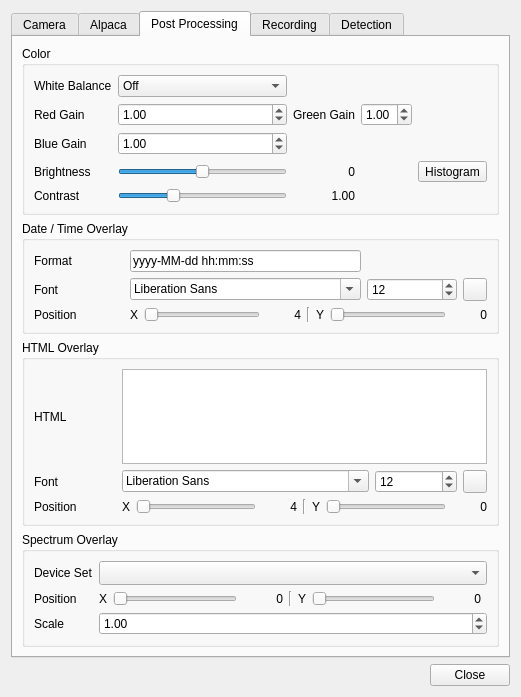
First picture: the form in plugins/feature/camera/camerasettingsdialog.ui, repository srcejon/sdrangel, before the edit.
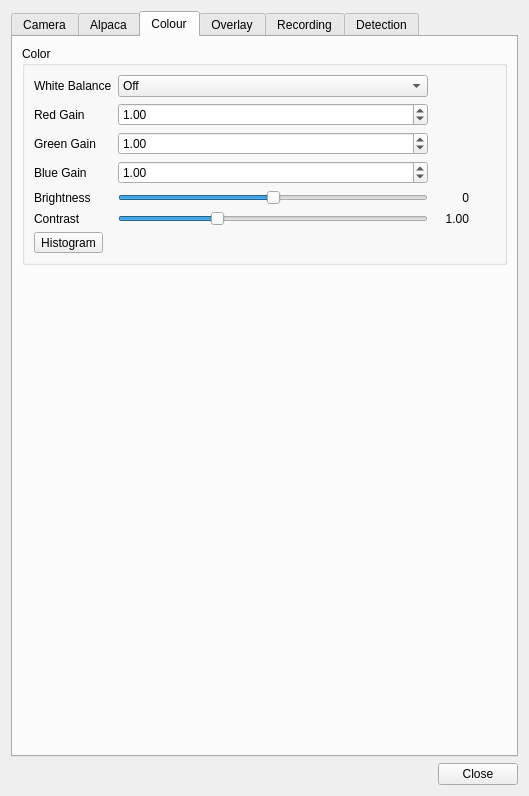
Second picture: the form after the edit. The open tabs and pages were chosen to show the change. Icons and pictures are not drawn.

Commit message: Add extra tab.

```diff
--- a/plugins/feature/camera/camerasettingsdialog.ui
+++ b/plugins/feature/camera/camerasettingsdialog.ui
@@ -6,8 +6,8 @@
    <rect>
     <x>0</x>
     <y>0</y>
-    <width>521</width>
-    <height>697</height>
+    <width>529</width>
+    <height>796</height>
    </rect>
   </property>
   <property name="windowTitle">
@@ -628,7 +628,7 @@
      </widget>
      <widget class="QWidget" name="postProcessingTab">
       <attribute name="title">
-       <string>Post Processing</string>
+       <string>Colour</string>
       </attribute>
       <layout class="QVBoxLayout" name="postProcessingTabLayout">
        <item>
@@ -637,6 +637,46 @@
           <string>Color</string>
          </property>
          <layout class="QGridLayout" name="gridLayout_6">
+          <item row="5" column="0">
+           <widget class="QLabel" name="contrastLabel">
+            <property name="text">
+             <string>Contrast</string>
+            </property>
+           </widget>
+          </item>
+          <item row="5" column="1">
+           <widget class="QSlider" name="contrastSlider">
+            <property name="toolTip">
+             <string>Contrast adjustment</string>
+            </property>
+            <property name="minimum">
+             <number>10</number>
+            </property>
+            <property name="maximum">
+             <number>300</number>
+            </property>
+            <property name="value">
+             <number>100</number>
+            </property>
+            <property name="orientation">
+             <enum>Qt::Orientation::Horizontal</enum>
+            </property>
+           </widget>
+          </item>
+          <item row="3" column="0">
+           <widget class="QLabel" name="postProcessWhiteBalanceBlueGainLabel">
+            <property name="text">
+             <string>Blue Gain</string>
+            </property>
+           </widget>
+          </item>
+          <item row="4" column="0">
+           <widget class="QLabel" name="brightnessLabel">
+            <property name="text">
+             <string>Brightness</string>
+            </property>
+           </widget>
+          </item>
           <item row="0" column="0">
            <widget class="QLabel" name="postProcessWhiteBalanceModeLabel">
             <property name="text">
@@ -644,28 +684,6 @@
             </property>
            </widget>
           </item>
-          <item row="0" column="1">
-           <widget class="QComboBox" name="postProcessWhiteBalanceModeCombo">
-            <property name="toolTip">
-             <string>Post-processing white balance mode</string>
-            </property>
-            <item>
-             <property name="text">
-              <string>Off</string>
-             </property>
-            </item>
-            <item>
-             <property name="text">
-              <string>Auto</string>
-             </property>
-            </item>
-            <item>
-             <property name="text">
-              <string>Manual</string>
-             </property>
-            </item>
-           </widget>
-          </item>
           <item row="1" column="0">
            <widget class="QLabel" name="postProcessWhiteBalanceRedGainLabel">
             <property name="text">
@@ -695,14 +713,55 @@
             </property>
            </widget>
           </item>
-          <item row="1" column="2">
-           <widget class="QLabel" name="postProcessWhiteBalanceGreenGainLabel">
+          <item row="4" column="1">
+           <widget class="QSlider" name="brightnessSlider">
+            <property name="toolTip">
+             <string>Brightness adjustment</string>
+            </property>
+            <property name="minimum">
+             <number>-100</number>
+            </property>
+            <property name="maximum">
+             <number>100</number>
+            </property>
+            <property name="value">
+             <number>0</number>
+            </property>
+            <property name="orientation">
+             <enum>Qt::Orientation::Horizontal</enum>
+            </property>
+           </widget>
+          </item>
+          <item row="4" column="3">
+           <widget class="QLabel" name="label_5">
+            <property name="minimumSize">
+             <size>
+              <width>20</width>
+              <height>0</height>
+             </size>
+            </property>
             <property name="text">
-             <string>Green Gain</string>
+             <string/>
             </property>
            </widget>
           </item>
-          <item row="1" column="3">
+          <item row="5" column="2">
+           <widget class="QLabel" name="contrastValue">
+            <property name="minimumSize">
+             <size>
+              <width>35</width>
+              <height>0</height>
+             </size>
+            </property>
+            <property name="text">
+             <string>1.00</string>
+            </property>
+            <property name="alignment">
+             <set>Qt::AlignmentFlag::AlignRight|Qt::AlignmentFlag::AlignTrailing|Qt::AlignmentFlag::AlignVCenter</set>
+            </property>
+           </widget>
+          </item>
+          <item row="2" column="1">
            <widget class="QDoubleSpinBox" name="postProcessWhiteBalanceGreenGainSpin">
             <property name="toolTip">
              <string>Manual white-balance green gain</string>
@@ -724,36 +783,29 @@
             </property>
            </widget>
           </item>
-          <item row="2" column="0">
-           <widget class="QLabel" name="postProcessWhiteBalanceBlueGainLabel">
-            <property name="text">
-             <string>Blue Gain</string>
-            </property>
-           </widget>
-          </item>
-          <item row="2" column="1">
-           <widget class="QDoubleSpinBox" name="postProcessWhiteBalanceBlueGainSpin">
+          <item row="0" column="1">
+           <widget class="QComboBox" name="postProcessWhiteBalanceModeCombo">
             <property name="toolTip">
              <string>Manual white-balance blue gain</string>
             </property>
-            <property name="decimals">
-             <number>2</number>
-            </property>
-            <property name="minimum">
-             <double>0.100000000000000</double>
-            </property>
-            <property name="maximum">
-             <double>8.000000000000000</double>
-            </property>
-            <property name="singleStep">
-             <double>0.050000000000000</double>
-            </property>
-            <property name="value">
-             <double>1.000000000000000</double>
-            </property>
+            <item>
+             <property name="text">
+              <string>Off</string>
+             </property>
+            </item>
+            <item>
+             <property name="text">
+              <string>Auto</string>
+             </property>
+            </item>
+            <item>
+             <property name="text">
+              <string>Manual</string>
+             </property>
+            </item>
            </widget>
           </item>
-          <item row="3" column="2">
+          <item row="4" column="2">
            <widget class="QLabel" name="brightnessValue">
             <property name="minimumSize">
              <size>
@@ -769,7 +821,36 @@
             </property>
            </widget>
           </item>
-          <item row="3" column="4">
+          <item row="2" column="0">
+           <widget class="QLabel" name="postProcessWhiteBalanceGreenGainLabel">
+            <property name="text">
+             <string>Green Gain</string>
+            </property>
+           </widget>
+          </item>
+          <item row="3" column="1">
+           <widget class="QDoubleSpinBox" name="postProcessWhiteBalanceBlueGainSpin">
+            <property name="toolTip">
+             <string>Manual white-balance blue gain</string>
+            </property>
+            <property name="decimals">
+             <number>2</number>
+            </property>
+            <property name="minimum">
+             <double>0.100000000000000</double>
+            </property>
+            <property name="maximum">
+             <double>8.000000000000000</double>
+            </property>
+            <property name="singleStep">
+             <double>0.050000000000000</double>
+            </property>
+            <property name="value">
+             <double>1.000000000000000</double>
+            </property>
+           </widget>
+          </item>
+          <item row="6" column="0">
            <widget class="QToolButton" name="histogramButton">
             <property name="toolTip">
              <string>Show histogram</string>
@@ -779,90 +860,29 @@
             </property>
            </widget>
           </item>
-          <item row="4" column="1">
-           <widget class="QSlider" name="contrastSlider">
-            <property name="toolTip">
-             <string>Contrast adjustment</string>
-            </property>
-            <property name="minimum">
-             <number>10</number>
-            </property>
-            <property name="maximum">
-             <number>300</number>
-            </property>
-            <property name="value">
-             <number>100</number>
-            </property>
-            <property name="orientation">
-             <enum>Qt::Orientation::Horizontal</enum>
-            </property>
-           </widget>
-          </item>
-          <item row="3" column="1">
-           <widget class="QSlider" name="brightnessSlider">
-            <property name="toolTip">
-             <string>Brightness adjustment</string>
-            </property>
-            <property name="minimum">
-             <number>-100</number>
-            </property>
-            <property name="maximum">
-             <number>100</number>
-            </property>
-            <property name="value">
-             <number>0</number>
-            </property>
-            <property name="orientation">
-             <enum>Qt::Orientation::Horizontal</enum>
-            </property>
-           </widget>
-          </item>
-          <item row="4" column="2">
-           <widget class="QLabel" name="contrastValue">
-            <property name="minimumSize">
-             <size>
-              <width>35</width>
-              <height>0</height>
-             </size>
-            </property>
-            <property name="text">
-             <string>1.00</string>
-            </property>
-            <property name="alignment">
-             <set>Qt::AlignmentFlag::AlignRight|Qt::AlignmentFlag::AlignTrailing|Qt::AlignmentFlag::AlignVCenter</set>
-            </property>
-           </widget>
-          </item>
-          <item row="3" column="0">
-           <widget class="QLabel" name="brightnessLabel">
-            <property name="text">
-             <string>Brightness</string>
-            </property>
-           </widget>
-          </item>
-          <item row="4" column="0">
-           <widget class="QLabel" name="contrastLabel">
-            <property name="text">
-             <string>Contrast</string>
-            </property>
-           </widget>
-          </item>
-          <item row="3" column="3">
-           <widget class="QLabel" name="label_5">
-            <property name="minimumSize">
-             <size>
-              <width>20</width>
-              <height>0</height>
-             </size>
-            </property>
-            <property name="text">
-             <string/>
-            </property>
-           </widget>
-          </item>
          </layout>
         </widget>
        </item>
+       <item>
+        <spacer name="verticalSpacer">
+         <property name="orientation">
+          <enum>Qt::Orientation::Vertical</enum>
+         </property>
+         <property name="sizeHint" stdset="0">
+          <size>
+           <width>20</width>
+           <height>40</height>
+          </size>
+         </property>
+        </spacer>
+       </item>
+      </layout>
+     </widget>
+     <widget class="QWidget" name="overlayTab">
+      <attribute name="title">
+       <string>Overlay</string>
+      </attribute>
+      <layout class="QVBoxLayout" name="verticalLayout_2">
        <item>
         <widget class="QGroupBox" name="dateTimeOverlay">
          <property name="title">
@@ -1389,19 +1409,6 @@
          </layout>
         </widget>
        </item>
-       <item>
-        <spacer name="verticalSpacer">
-         <property name="orientation">
-          <enum>Qt::Orientation::Vertical</enum>
-         </property>
-         <property name="sizeHint" stdset="0">
-          <size>
-           <width>20</width>
-           <height>40</height>
-          </size>
-         </property>
-        </spacer>
-       </item>
       </layout>
      </widget>
      <widget class="QWidget" name="recordingTab">
```
Left out of the diff: 6 changed lines with no effect on the pictures.
